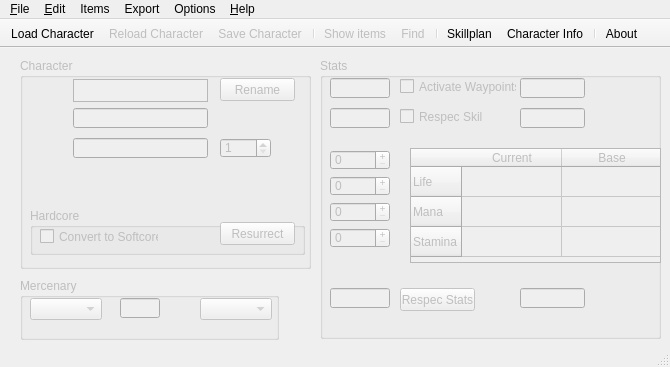
Above: medianxlofflinetools.ui from kambala-decapitator/MedianXLOfflineTools before the change. Below: the same form after it.
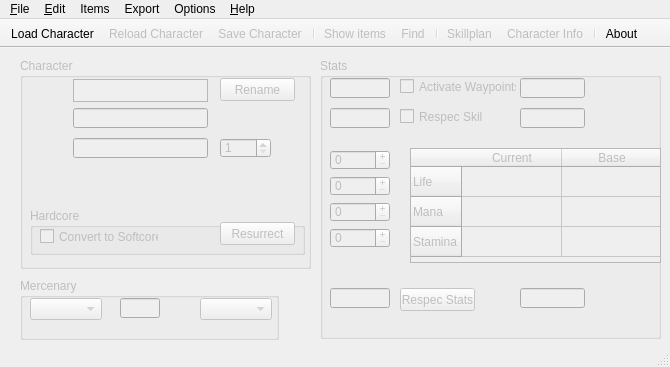
That is the form after the change. Icons and pictures are not drawn.

Commit message: added support for file associations and dropping save file in the app window

The edit to the form file:
```diff
--- a/medianxlofflinetools.ui
+++ b/medianxlofflinetools.ui
@@ -1189,6 +1189,9 @@
    </property>
   </action>
   <action name="actionSkillPlan">
+   <property name="enabled">
+    <bool>false</bool>
+   </property>
    <property name="text">
     <string>Skillplan</string>
    </property>
@@ -1197,6 +1200,9 @@
    </property>
   </action>
   <action name="actionExportCharacterInfo">
+   <property name="enabled">
+    <bool>false</bool>
+   </property>
    <property name="text">
     <string>Character Info</string>
    </property>
```
Left out of the diff: 3 changed lines with no effect on the pictures. The commit also changes 5 other files.
